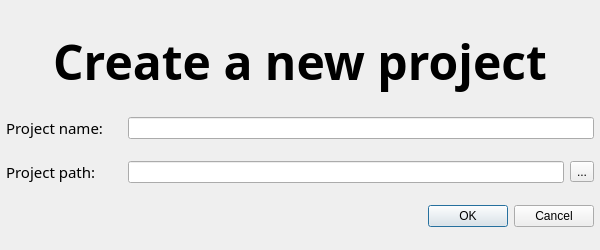
LightTab2/procedural-visual-novel, file src/Editor/NewProjectDialog.ui: the form before one commit.
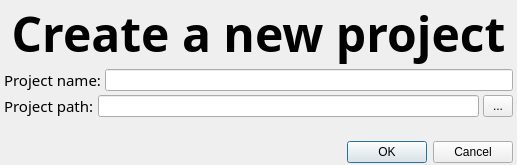
The form after the commit.

Commit message: NewProjectDialog fixes with error checking

Patch:
```diff
--- a/src/Editor/NewProjectDialog.ui
+++ b/src/Editor/NewProjectDialog.ui
@@ -6,26 +6,26 @@
    <rect>
     <x>0</x>
     <y>0</y>
-    <width>600</width>
-    <height>250</height>
+    <width>517</width>
+    <height>165</height>
    </rect>
   </property>
   <property name="sizePolicy">
-   <sizepolicy hsizetype="Fixed" vsizetype="Fixed">
+   <sizepolicy hsizetype="Minimum" vsizetype="Minimum">
     <horstretch>0</horstretch>
     <verstretch>0</verstretch>
    </sizepolicy>
   </property>
   <property name="minimumSize">
    <size>
-    <width>600</width>
-    <height>250</height>
+    <width>515</width>
+    <height>165</height>
    </size>
   </property>
   <property name="maximumSize">
    <size>
-    <width>600</width>
-    <height>250</height>
+    <width>9000</width>
+    <height>165</height>
    </size>
   </property>
   <property name="baseSize">
@@ -37,32 +37,39 @@
   <property name="windowTitle">
    <string>New project</string>
   </property>
-  <layout class="QVBoxLayout" name="verticalLayout" stretch="30,30,30,0,0">
+  <layout class="QVBoxLayout" name="verticalLayout">
    <property name="spacing">
-    <number>0</number>
-   </property>
-   <property name="sizeConstraint">
-    <enum>QLayout::SizeConstraint::SetDefaultConstraint</enum>
+    <number>4</number>
    </property>
    <property name="leftMargin">
-    <number>6</number>
+    <number>4</number>
    </property>
    <property name="topMargin">
-    <number>6</number>
+    <number>2</number>
    </property>
    <property name="rightMargin">
-    <number>6</number>
+    <number>4</number>
    </property>
    <property name="bottomMargin">
-    <number>0</number>
+    <number>2</number>
    </property>
    <item>
-    <layout class="QHBoxLayout" name="titleHLayout">
-     <property name="sizeConstraint">
-      <enum>QLayout::SizeConstraint::SetFixedSize</enum>
+    <spacer name="freeSpaceVoidTop_spacer">
+     <property name="orientation">
+      <enum>Qt::Orientation::Vertical</enum>
      </property>
+     <property name="sizeHint" stdset="0">
+      <size>
+       <width>0</width>
+       <height>0</height>
+      </size>
+     </property>
+    </spacer>
+   </item>
+   <item>
+    <layout class="QHBoxLayout" name="title_layout">
      <item>
-      <widget class="QLabel" name="titleLabel">
+      <widget class="QLabel" name="title_label">
        <property name="sizePolicy">
         <sizepolicy hsizetype="Preferred" vsizetype="Fixed">
          <horstretch>0</horstretch>
@@ -87,12 +94,34 @@
     </layout>
    </item>
    <item>
-    <layout class="QHBoxLayout" name="projectNameHLayout" stretch="20,80">
+    <spacer name="freeSpaceVoidBottom_spacer">
+     <property name="orientation">
+      <enum>Qt::Orientation::Vertical</enum>
+     </property>
+     <property name="sizeHint" stdset="0">
+      <size>
+       <width>0</width>
+       <height>0</height>
+      </size>
+     </property>
+    </spacer>
+   </item>
+   <item>
+    <layout class="QHBoxLayout" name="projectName_layout" stretch="0,1">
+     <property name="spacing">
+      <number>4</number>
+     </property>
      <property name="sizeConstraint">
-      <enum>QLayout::SizeConstraint::SetMaximumSize</enum>
+      <enum>QLayout::SizeConstraint::SetNoConstraint</enum>
      </property>
      <item>
-      <widget class="QLabel" name="projectNameLabel">
+      <widget class="QLabel" name="projectName_label">
+       <property name="sizePolicy">
+        <sizepolicy hsizetype="Minimum" vsizetype="Minimum">
+         <horstretch>0</horstretch>
+         <verstretch>0</verstretch>
+        </sizepolicy>
+       </property>
        <property name="font">
         <font>
          <family>Fantasque Sans Mono</family>
@@ -105,17 +134,36 @@
       </widget>
      </item>
      <item>
-      <widget class="QLineEdit" name="projectNameLineEdit"/>
+      <widget class="QLineEdit" name="projectName_lineEdit">
+       <property name="sizePolicy">
+        <sizepolicy hsizetype="Expanding" vsizetype="Minimum">
+         <horstretch>0</horstretch>
+         <verstretch>0</verstretch>
+        </sizepolicy>
+       </property>
+       <property name="toolTip">
+        <string>&lt;html&gt;&lt;head/&gt;&lt;body&gt;&lt;p&gt;For portability reasons use only: &lt;span style=&quot; font-weight:700;&quot;&gt;0-9&lt;/span&gt;, &lt;span style=&quot; font-weight:700;&quot;&gt;a-z&lt;/span&gt;, &lt;span style=&quot; font-weight:700;&quot;&gt;A-Z&lt;/span&gt;, '&lt;span style=&quot; font-weight:700;&quot;&gt;.&lt;/span&gt;', '&lt;span style=&quot; font-weight:700;&quot;&gt;_&lt;/span&gt;', and '&lt;span style=&quot; font-weight:700;&quot;&gt;-&lt;/span&gt;' (can't begin with this). Any period ('&lt;span style=&quot; font-weight:700;&quot;&gt;.&lt;/span&gt;') must be followed by one to three additional non-period characters. The extension &amp;quot;.pvn&amp;quot; will be appended to project's name&lt;/p&gt;&lt;/body&gt;&lt;/html&gt;</string>
+       </property>
+      </widget>
      </item>
     </layout>
    </item>
    <item>
-    <layout class="QHBoxLayout" name="projectLocationPathHLayout" stretch="20,75,15">
+    <layout class="QHBoxLayout" name="projectPath_layout" stretch="0,1,0">
+     <property name="spacing">
+      <number>4</number>
+     </property>
      <property name="sizeConstraint">
-      <enum>QLayout::SizeConstraint::SetMaximumSize</enum>
+      <enum>QLayout::SizeConstraint::SetDefaultConstraint</enum>
      </property>
      <item>
-      <widget class="QLabel" name="projectPathLabel">
+      <widget class="QLabel" name="projectPath_label">
+       <property name="sizePolicy">
+        <sizepolicy hsizetype="Minimum" vsizetype="Minimum">
+         <horstretch>0</horstretch>
+         <verstretch>0</verstretch>
+        </sizepolicy>
+       </property>
        <property name="font">
         <font>
          <family>Fantasque Sans Mono</family>
@@ -129,14 +177,35 @@
       </widget>
      </item>
      <item>
-      <widget class="QLineEdit" name="projectPathLineEdit">
+      <widget class="QLineEdit" name="projectPath_lineEdit">
+       <property name="sizePolicy">
+        <sizepolicy hsizetype="Expanding" vsizetype="Minimum">
+         <horstretch>0</horstretch>
+         <verstretch>0</verstretch>
+        </sizepolicy>
+       </property>
        <property name="layoutDirection">
         <enum>Qt::LayoutDirection::RightToLeft</enum>
        </property>
       </widget>
      </item>
      <item>
-      <widget class="QToolButton" name="selectDirectoryToolButton">
+      <widget class="QToolButton" name="chooseDirectory_toolButton">
+       <property name="sizePolicy">
+        <sizepolicy hsizetype="Fixed" vsizetype="Minimum">
+         <horstretch>0</horstretch>
+         <verstretch>0</verstretch>
+        </sizepolicy>
+       </property>
+       <property name="minimumSize">
+        <size>
+         <width>30</width>
+         <height>0</height>
+        </size>
+       </property>
+       <property name="focusPolicy">
+        <enum>Qt::FocusPolicy::NoFocus</enum>
+       </property>
        <property name="text">
         <string>...</string>
        </property>
@@ -145,25 +214,506 @@
     </layout>
    </item>
    <item>
-    <spacer name="verticalSpacer">
-     <property name="orientation">
-      <enum>Qt::Orientation::Vertical</enum>
+    <widget class="QLabel" name="error_label">
+     <property name="sizePolicy">
+      <sizepolicy hsizetype="Minimum" vsizetype="Fixed">
+       <horstretch>0</horstretch>
+       <verstretch>0</verstretch>
+      </sizepolicy>
      </property>
-     <property name="sizeType">
-      <enum>QSizePolicy::Policy::Fixed</enum>
+     <property name="palette">
+      <palette>
+       <active>
+        <colorrole role="WindowText">
+         <brush brushstyle="SolidPattern">
+          <color alpha="255">
+           <red>210</red>
+           <green>0</green>
+           <blue>0</blue>
+          </color>
+         </brush>
+        </colorrole>
+        <colorrole role="Button">
+         <brush brushstyle="SolidPattern">
+          <color alpha="255">
+           <red>0</red>
+           <green>0</green>
+           <blue>0</blue>
+          </color>
+         </brush>
+        </colorrole>
+        <colorrole role="Light">
+         <brush brushstyle="SolidPattern">
+          <color alpha="255">
+           <red>0</red>
+           <green>0</green>
+           <blue>0</blue>
+          </color>
+         </brush>
+        </colorrole>
+        <colorrole role="Midlight">
+         <brush brushstyle="SolidPattern">
+          <color alpha="255">
+           <red>0</red>
+           <green>0</green>
+           <blue>0</blue>
+          </color>
+         </brush>
+        </colorrole>
+        <colorrole role="Dark">
+         <brush brushstyle="SolidPattern">
+          <color alpha="255">
+           <red>0</red>
+           <green>0</green>
+           <blue>0</blue>
+          </color>
+         </brush>
+        </colorrole>
+        <colorrole role="Mid">
+         <brush brushstyle="SolidPattern">
+          <color alpha="255">
+           <red>0</red>
+           <green>0</green>
+           <blue>0</blue>
+          </color>
+         </brush>
+        </colorrole>
+        <colorrole role="Text">
+         <brush brushstyle="SolidPattern">
+          <color alpha="255">
+           <red>210</red>
+           <green>0</green>
+           <blue>0</blue>
+          </color>
+         </brush>
+        </colorrole>
+        <colorrole role="BrightText">
+         <brush brushstyle="SolidPattern">
+          <color alpha="255">
+           <red>210</red>
+           <green>0</green>
+           <blue>0</blue>
+          </color>
+         </brush>
+        </colorrole>
+        <colorrole role="ButtonText">
+         <brush brushstyle="SolidPattern">
+          <color alpha="255">
+           <red>210</red>
+           <green>0</green>
+           <blue>0</blue>
+          </color>
+         </brush>
+        </colorrole>
+        <colorrole role="Base">
+         <brush brushstyle="SolidPattern">
+          <color alpha="255">
+           <red>0</red>
+           <green>0</green>
+           <blue>0</blue>
+          </color>
+         </brush>
+        </colorrole>
+        <colorrole role="Window">
+         <brush brushstyle="SolidPattern">
+          <color alpha="255">
+           <red>0</red>
+           <green>0</green>
+           <blue>0</blue>
+          </color>
+         </brush>
+        </colorrole>
+        <colorrole role="Shadow">
+         <brush brushstyle="SolidPattern">
+          <color alpha="255">
+           <red>0</red>
+           <green>0</green>
+           <blue>0</blue>
+          </color>
+         </brush>
+        </colorrole>
+        <colorrole role="AlternateBase">
+         <brush brushstyle="SolidPattern">
+          <color alpha="255">
+           <red>0</red>
+           <green>0</green>
+           <blue>0</blue>
+          </color>
+         </brush>
+        </colorrole>
+        <colorrole role="ToolTipBase">
+         <brush brushstyle="SolidPattern">
+          <color alpha="255">
+           <red>255</red>
+           <green>255</green>
+           <blue>220</blue>
+          </color>
+         </brush>
+        </colorrole>
+        <colorrole role="ToolTipText">
+         <brush brushstyle="SolidPattern">
+          <color alpha="255">
+           <red>0</red>
+           <green>0</green>
+           <blue>0</blue>
+          </color>
+         </brush>
+        </colorrole>
+        <colorrole role="PlaceholderText">
+         <brush brushstyle="SolidPattern">
+          <color alpha="127">
+           <red>255</red>
+           <green>255</green>
+           <blue>255</blue>
+          </color>
+         </brush>
+        </colorrole>
+        <colorrole role="Accent">
+         <brush brushstyle="SolidPattern">
+          <color alpha="255">
+           <red>0</red>
+           <green>0</green>
+           <blue>0</blue>
+          </color>
+         </brush>
+        </colorrole>
+       </active>
+       <inactive>
+        <colorrole role="WindowText">
+         <brush brushstyle="SolidPattern">
+          <color alpha="255">
+           <red>210</red>
+           <green>0</green>
+           <blue>0</blue>
+          </color>
+         </brush>
+        </colorrole>
+        <colorrole role="Button">
+         <brush brushstyle="SolidPattern">
+          <color alpha="255">
+           <red>0</red>
+           <green>0</green>
+           <blue>0</blue>
+          </color>
+         </brush>
+        </colorrole>
+        <colorrole role="Light">
+         <brush brushstyle="SolidPattern">
+          <color alpha="255">
+           <red>0</red>
+           <green>0</green>
+           <blue>0</blue>
+          </color>
+         </brush>
+        </colorrole>
+        <colorrole role="Midlight">
+         <brush brushstyle="SolidPattern">
+          <color alpha="255">
+           <red>0</red>
+           <green>0</green>
+           <blue>0</blue>
+          </color>
+         </brush>
+        </colorrole>
+        <colorrole role="Dark">
+         <brush brushstyle="SolidPattern">
+          <color alpha="255">
+           <red>0</red>
+           <green>0</green>
+           <blue>0</blue>
+          </color>
+         </brush>
+        </colorrole>
+        <colorrole role="Mid">
+         <brush brushstyle="SolidPattern">
+          <color alpha="255">
+           <red>0</red>
+           <green>0</green>
+           <blue>0</blue>
+          </color>
+         </brush>
+        </colorrole>
+        <colorrole role="Text">
+         <brush brushstyle="SolidPattern">
+          <color alpha="255">
+           <red>210</red>
+           <green>0</green>
+           <blue>0</blue>
+          </color>
+         </brush>
+        </colorrole>
+        <colorrole role="BrightText">
+         <brush brushstyle="SolidPattern">
+          <color alpha="255">
+           <red>210</red>
+           <green>0</green>
+           <blue>0</blue>
+          </color>
+         </brush>
+        </colorrole>
+        <colorrole role="ButtonText">
+         <brush brushstyle="SolidPattern">
+          <color alpha="255">
+           <red>210</red>
+           <green>0</green>
+           <blue>0</blue>
+          </color>
+         </brush>
+        </colorrole>
+        <colorrole role="Base">
+         <brush brushstyle="SolidPattern">
+          <color alpha="255">
+           <red>0</red>
+           <green>0</green>
+           <blue>0</blue>
+          </color>
+         </brush>
+        </colorrole>
+        <colorrole role="Window">
+         <brush brushstyle="SolidPattern">
+          <color alpha="255">
+           <red>0</red>
+           <green>0</green>
+           <blue>0</blue>
+          </color>
+         </brush>
+        </colorrole>
+        <colorrole role="Shadow">
+         <brush brushstyle="SolidPattern">
+          <color alpha="255">
+           <red>0</red>
+           <green>0</green>
+           <blue>0</blue>
+          </color>
+         </brush>
+        </colorrole>
+        <colorrole role="AlternateBase">
+         <brush brushstyle="SolidPattern">
+          <color alpha="255">
+           <red>0</red>
+           <green>0</green>
+           <blue>0</blue>
+          </color>
+         </brush>
+        </colorrole>
+        <colorrole role="ToolTipBase">
+         <brush brushstyle="SolidPattern">
+          <color alpha="255">
+           <red>255</red>
+           <green>255</green>
+           <blue>220</blue>
+          </color>
+         </brush>
+        </colorrole>
+        <colorrole role="ToolTipText">
+         <brush brushstyle="SolidPattern">
+          <color alpha="255">
+           <red>0</red>
+           <green>0</green>
+           <blue>0</blue>
+          </color>
+         </brush>
+        </colorrole>
+        <colorrole role="PlaceholderText">
+         <brush brushstyle="SolidPattern">
+          <color alpha="127">
+           <red>255</red>
+           <green>255</green>
+           <blue>255</blue>
+          </color>
+         </brush>
+        </colorrole>
+        <colorrole role="Accent">
+         <brush brushstyle="SolidPattern">
+          <color alpha="255">
+           <red>0</red>
+           <green>0</green>
+           <blue>0</blue>
+          </color>
+         </brush>
+        </colorrole>
+       </inactive>
+       <disabled>
+        <colorrole role="WindowText">
+         <brush brushstyle="SolidPattern">
+          <color alpha="255">
+           <red>0</red>
+           <green>0</green>
+           <blue>0</blue>
+          </color>
+         </brush>
+        </colorrole>
+        <colorrole role="Button">
+         <brush brushstyle="SolidPattern">
+          <color alpha="255">
+           <red>0</red>
+           <green>0</green>
+           <blue>0</blue>
+          </color>
+         </brush>
+        </colorrole>
+        <colorrole role="Light">
+         <brush brushstyle="SolidPattern">
+          <color alpha="255">
+           <red>0</red>
+           <green>0</green>
+           <blue>0</blue>
+          </color>
+         </brush>
+        </colorrole>
+        <colorrole role="Midlight">
+         <brush brushstyle="SolidPattern">
+          <color alpha="255">
+           <red>0</red>
+           <green>0</green>
+           <blue>0</blue>
+          </color>
+         </brush>
+        </colorrole>
+        <colorrole role="Dark">
+         <brush brushstyle="SolidPattern">
+          <color alpha="255">
+           <red>0</red>
+           <green>0</green>
+           <blue>0</blue>
+          </color>
+         </brush>
+        </colorrole>
+        <colorrole role="Mid">
+         <brush brushstyle="SolidPattern">
+          <color alpha="255">
+           <red>0</red>
+           <green>0</green>
+           <blue>0</blue>
+          </color>
+         </brush>
+        </colorrole>
+        <colorrole role="Text">
+         <brush brushstyle="SolidPattern">
+          <color alpha="255">
+           <red>0</red>
+           <green>0</green>
+           <blue>0</blue>
+          </color>
+         </brush>
+        </colorrole>
+        <colorrole role="BrightText">
+         <brush brushstyle="SolidPattern">
+          <color alpha="255">
+           <red>210</red>
+           <green>0</green>
+           <blue>0</blue>
+          </color>
+         </brush>
+        </colorrole>
+        <colorrole role="ButtonText">
+         <brush brushstyle="SolidPattern">
+          <color alpha="255">
+           <red>0</red>
+           <green>0</green>
+           <blue>0</blue>
+          </color>
+         </brush>
+        </colorrole>
+        <colorrole role="Base">
+         <brush brushstyle="SolidPattern">
+          <color alpha="255">
+           <red>0</red>
+           <green>0</green>
+           <blue>0</blue>
+          </color>
+         </brush>
+        </colorrole>
+        <colorrole role="Window">
+         <brush brushstyle="SolidPattern">
+          <color alpha="255">
+           <red>0</red>
+           <green>0</green>
+           <blue>0</blue>
+          </color>
+         </brush>
+        </colorrole>
+        <colorrole role="Shadow">
+         <brush brushstyle="SolidPattern">
+          <color alpha="255">
+           <red>0</red>
+           <green>0</green>
+           <blue>0</blue>
+          </color>
+         </brush>
+        </colorrole>
+        <colorrole role="AlternateBase">
+         <brush brushstyle="SolidPattern">
+          <color alpha="255">
+           <red>0</red>
+           <green>0</green>
+           <blue>0</blue>
+          </color>
+         </brush>
+        </colorrole>
+        <colorrole role="ToolTipBase">
+         <brush brushstyle="SolidPattern">
+          <color alpha="255">
+           <red>255</red>
+           <green>255</green>
+           <blue>220</blue>
+          </color>
+         </brush>
+        </colorrole>
+        <colorrole role="ToolTipText">
+         <brush brushstyle="SolidPattern">
+          <color alpha="255">
+           <red>0</red>
+           <green>0</green>
+           <blue>0</blue>
+          </color>
+         </brush>
+        </colorrole>
+        <colorrole role="PlaceholderText">
+         <brush brushstyle="SolidPattern">
+          <color alpha="127">
+           <red>0</red>
+           <green>0</green>
+           <blue>0</blue>
+          </color>
+         </brush>
+        </colorrole>
+        <colorrole role="Accent">
+         <brush brushstyle="SolidPattern">
+          <color alpha="255">
+           <red>0</red>
+           <green>0</green>
+           <blue>0</blue>
+          </color>
+         </brush>
+        </colorrole>
+       </disabled>
+      </palette>
      </property>
-     <property name="sizeHint" stdset="0">
-      <size>
-       <width>20</width>
-       <height>0</height>
-      </size>
+     <property name="font">
+      <font>
+       <family>Fantasque Sans Mono</family>
+       <italic>true</italic>
+      </font>
      </property>
-    </spacer>
+     <property name="text">
+      <string/>
+     </property>
+     <property name="textFormat">
+      <enum>Qt::TextFormat::PlainText</enum>
+     </property>
+     <property name="alignment">
+      <set>Qt::AlignmentFlag::AlignRight|Qt::AlignmentFlag::AlignTrailing|Qt::AlignmentFlag::AlignVCenter</set>
+     </property>
+     <property name="indent">
+      <number>8</number>
+     </property>
+    </widget>
    </item>
    <item>
     <layout class="QHBoxLayout" name="dialogButtonBoxHLayout">
      <property name="sizeConstraint">
-      <enum>QLayout::SizeConstraint::SetMinimumSize</enum>
+      <enum>QLayout::SizeConstraint::SetNoConstraint</enum>
      </property>
      <item>
       <widget class="QDialogButtonBox" name="buttonBox">
```
Left out of the diff: 23 changed lines with no effect on the pictures. The commit also changes 3 other files.
